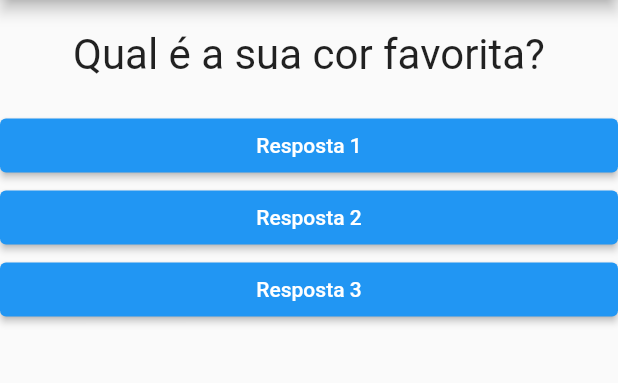
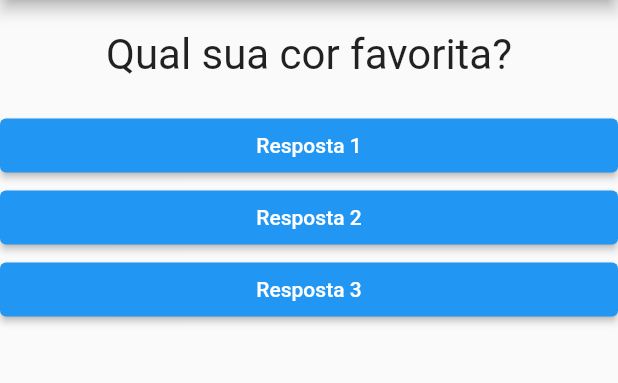
Before and after one commit to sdias-code/udemy-flutter-projeto-perguntas, a Flutter app: the screen it shows after launch, on a phone screen of 412 x 824 dp, the part 84-467 px from its top. Run offline on Flutter 3.47's test engine with Material 2 defaults, Android fonts, the phone set to English and light mode, and no system bars.

Commit message:
Aula 50 Lista com Map

```diff
--- a/lib/main.dart
+++ b/lib/main.dart
@@ -20,9 +20,19 @@ class PerguntaAppState extends State<PerguntaApp> {
 
   @override
   Widget build(BuildContext context) {
-    final List<String> perguntas = [
-      'Qual é a sua cor favorita?',
-      'Qual é o seu animal favorito?'
+    final List<Map<String, Object>> perguntas = [
+      {
+        'pergunta': 'Qual sua cor favorita?',
+        'respostas': ['Preto', 'Azul', 'Amarelo', 'Verde'],
+      },
+      {
+        'pergunta': 'Qual seu animal favorito?',
+        'respostas': ['Jacaré', 'Leão', 'Zebra', 'Cachorro'],
+      },
+      {
+        'pergunta': 'Qual seu instrutor favorito?',
+        'respostas': ['Pedro', 'João', 'André', 'Joana'],
+      }
     ];
     return MaterialApp(
       home: Scaffold(
@@ -31,7 +41,7 @@ class PerguntaAppState extends State<PerguntaApp> {
         ),
         body: Column(
           children: [
-            Questao(perguntas[perguntaSelecionada]),
+            Questao(perguntas[perguntaSelecionada]['pergunta'].toString()),
             Resposta('Resposta 1', responder),
             Resposta('Resposta 2', responder),
             Resposta('Resposta 3', responder),
```
